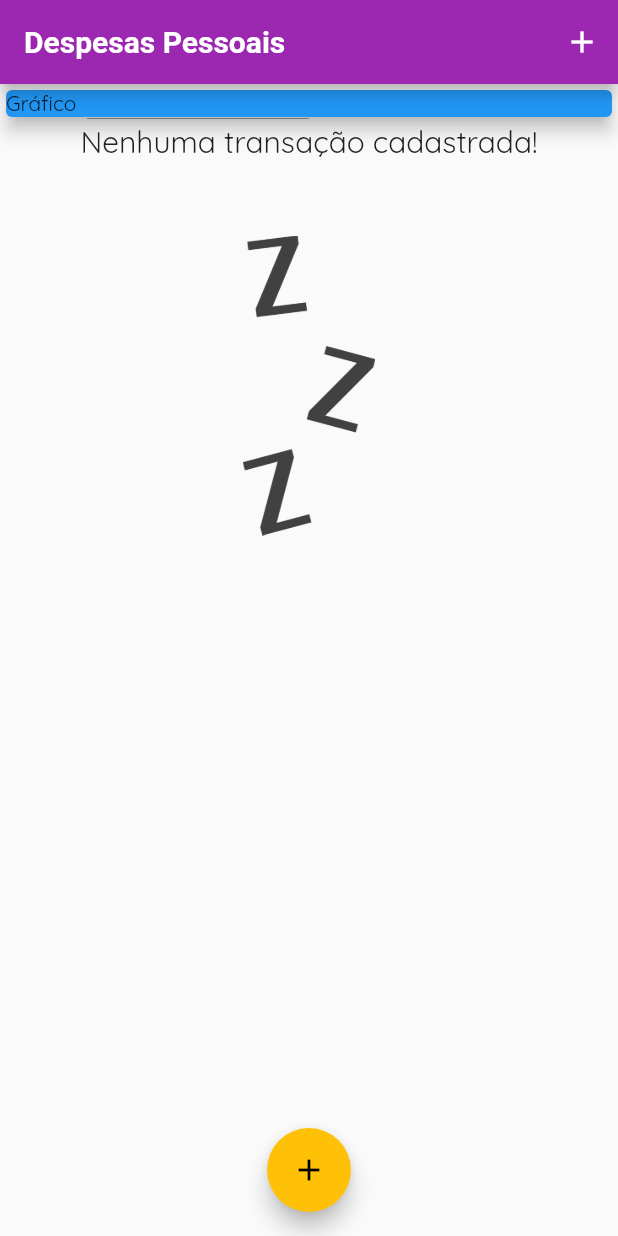
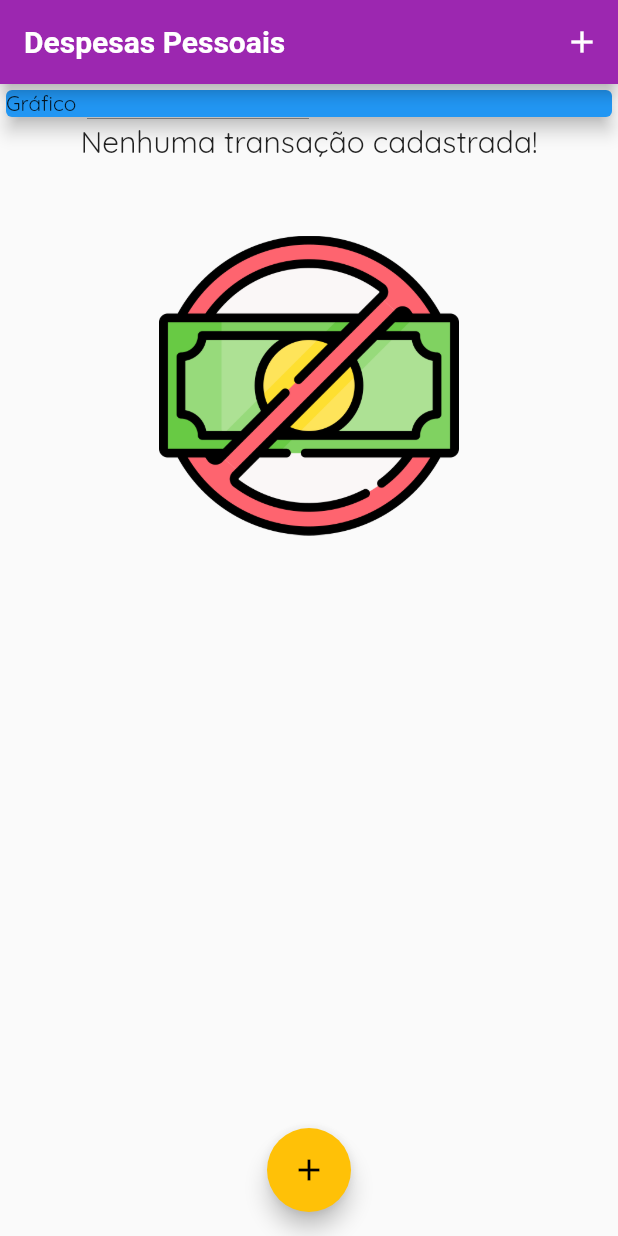
Before and after one commit to marimendes/flutterzinho, a Flutter app: the screen it shows after launch, on a phone screen of 412 x 824 dp. Run offline on Flutter 3.47's test engine with Material 2 defaults, Android fonts, the phone set to English and light mode, and no system bars.

```diff
--- a/expenses/lib/components/transaction_list.dart
+++ b/expenses/lib/components/transaction_list.dart
@@ -22,7 +22,7 @@ class TransactionList extends StatelessWidget {
           Container(
             height: 200,
             child: Image.asset(
-              'assets/images/waiting.png',
+              'assets/images/money.png',
               fit: BoxFit.cover,
             ),
           ),
--- a/expenses/pubspec.yaml
+++ b/expenses/pubspec.yaml
@@ -47,7 +47,7 @@ flutter:
 
   # To add assets to your application, add an assets section, like this:
   assets:
-    - assets/images/waiting.png
+    - assets/images/money.png
 
   # An image asset can refer to one or more resolution-specific "variants", see
   # https://flutter.dev/assets-and-images/#resolution-aware.
```
Also changed, not shown: expenses/assets/images/money.png (added), expenses/assets/images/waiting.png (deleted).
